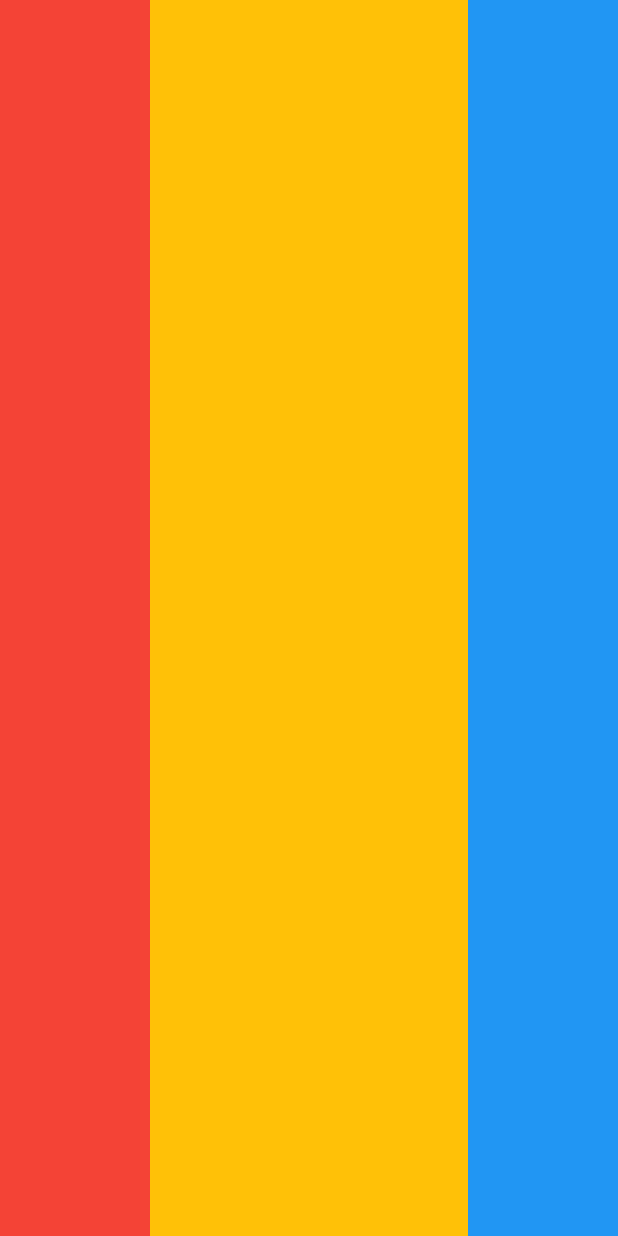
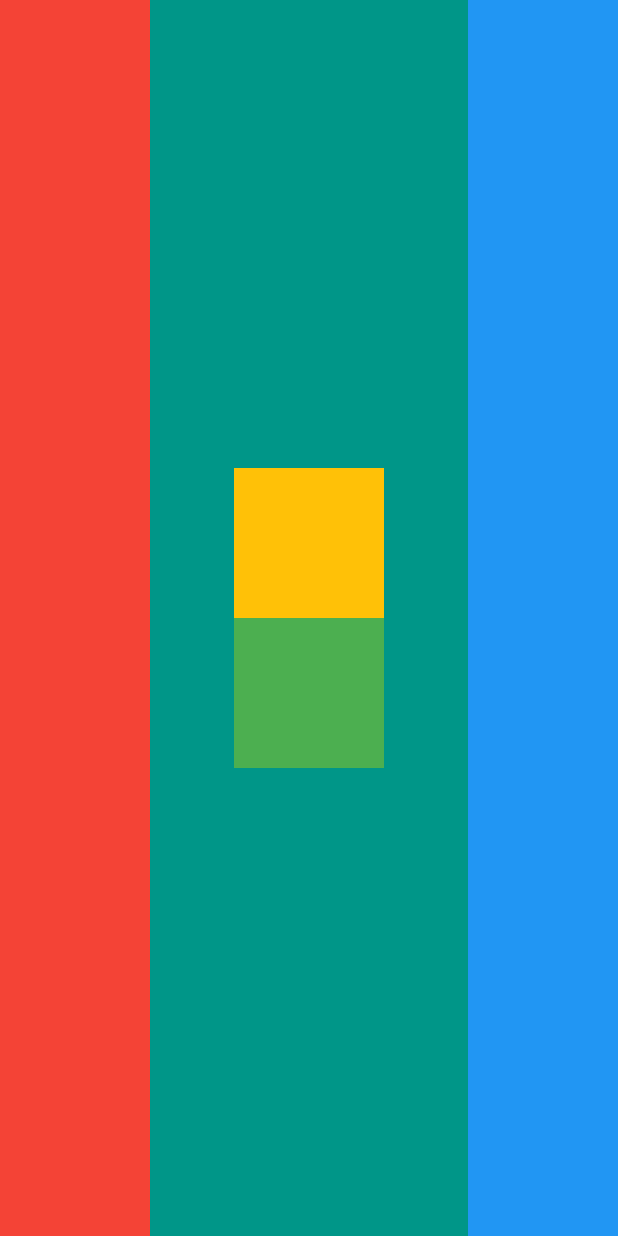
Before and after one commit to Viator3/TrainingFlutter, a Flutter app: the screen it shows after launch, on a phone screen of 412 x 824 dp. Run offline on Flutter 3.47's test engine with Material 2 defaults, Android fonts, the phone set to English and light mode, and no system bars.

Commit message:
improved_classroom_work_1

```diff
--- a/classroom_work_1/lib/main.dart
+++ b/classroom_work_1/lib/main.dart
@@ -21,19 +21,22 @@ class MyClassroomWork1 extends StatelessWidget {
                 ),
                 Expanded(
                   child: Container(
-                    color: Colors.amber,
+                    color: Colors.teal,
                     child: Center(
                       child: Container(
                         width: 100,
                         height: 200,
                         child: Column(
-                          mainAxisAlignment: MainAxisAlignment.start,
                           children: [
-                            Container(
-                              color: Colors.red,
+                            Expanded(
+                              child: Container(
+                                color: Colors.amber,
+                              ),
                             ),
-                            Container(
-                              color: Colors.red,
+                            Expanded(
+                              child: Container(
+                                color: Colors.green,
+                              ),
                             ),
                           ],
                         ),
```
